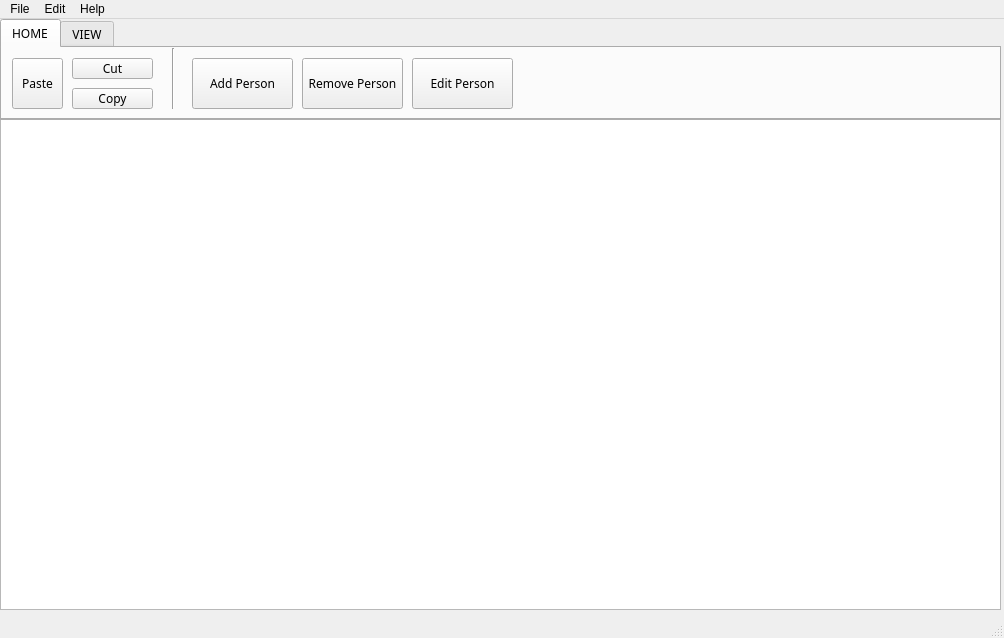
Old version of the form angena.ui in the repository Michaelis105/Angena.
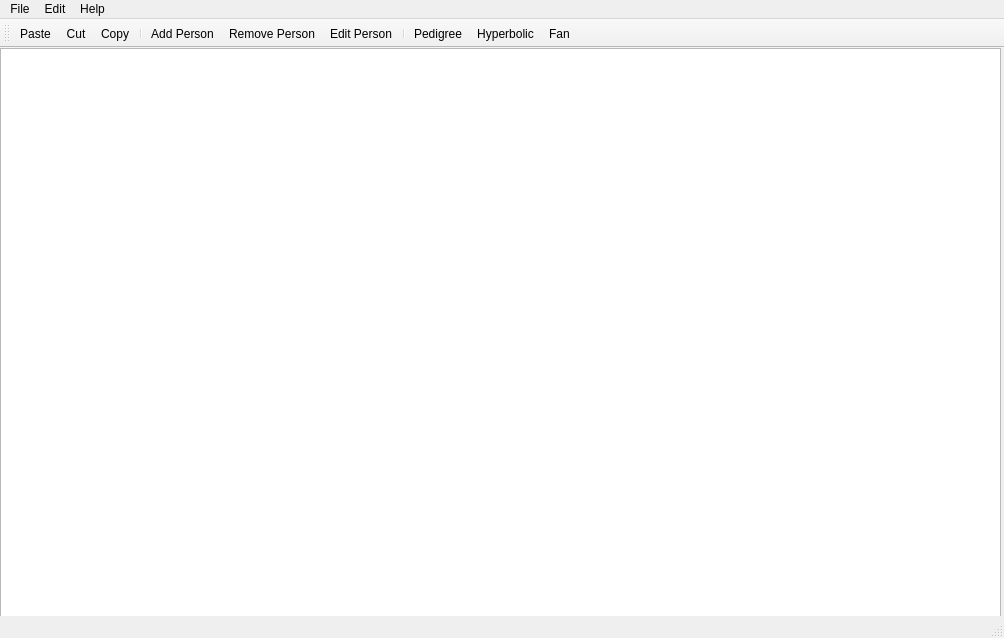
New version of the form.

Commit message: Replaced "node" object with "person_node" object. Included additional design details. Removed the ribbon tool bar and moved tool buttons to tool bar.

What changed in the file:
```diff
--- a/angena.ui
+++ b/angena.ui
@@ -24,238 +24,11 @@
     <property name="geometry">
      <rect>
       <x>0</x>
-      <y>100</y>
-      <width>1001</width>
-      <height>491</height>
-     </rect>
-    </property>
-   </widget>
-   <widget class="QTabWidget" name="tabWidget">
-    <property name="geometry">
-     <rect>
-      <x>0</x>
       <y>0</y>
       <width>1001</width>
-      <height>101</height>
+      <height>591</height>
      </rect>
     </property>
-    <property name="font">
-     <font>
-      <family>Rockwell</family>
-      <pointsize>9</pointsize>
-     </font>
-    </property>
-    <property name="currentIndex">
-     <number>0</number>
-    </property>
-    <widget class="QWidget" name="home_tab_4">
-     <attribute name="title">
-      <string>HOME</string>
-     </attribute>
-     <widget class="QToolButton" name="add_person_tool_button">
-      <property name="geometry">
-       <rect>
-        <x>190</x>
-        <y>10</y>
-        <width>101</width>
-        <height>51</height>
-       </rect>
-      </property>
-      <property name="cursor">
-       <cursorShape>ArrowCursor</cursorShape>
-      </property>
-      <property name="text">
-       <string>Add Person</string>
-      </property>
-      <property name="toolButtonStyle">
-       <enum>Qt::ToolButtonTextUnderIcon</enum>
-      </property>
-     </widget>
-     <widget class="QToolButton" name="remove_person_tool_button">
-      <property name="geometry">
-       <rect>
-        <x>300</x>
-        <y>10</y>
-        <width>101</width>
-        <height>51</height>
-       </rect>
-      </property>
-      <property name="cursor">
-       <cursorShape>ArrowCursor</cursorShape>
-      </property>
-      <property name="text">
-       <string>Remove Person</string>
-      </property>
-      <property name="toolButtonStyle">
-       <enum>Qt::ToolButtonTextUnderIcon</enum>
-      </property>
-     </widget>
-     <widget class="QToolButton" name="edit_person_tool_button">
-      <property name="geometry">
-       <rect>
-        <x>410</x>
-        <y>10</y>
-        <width>101</width>
-        <height>51</height>
-       </rect>
-      </property>
-      <property name="cursor">
-       <cursorShape>ArrowCursor</cursorShape>
-      </property>
-      <property name="text">
-       <string>Edit Person</string>
-      </property>
-      <property name="toolButtonStyle">
-       <enum>Qt::ToolButtonTextUnderIcon</enum>
-      </property>
-     </widget>
-     <widget class="Line" name="line">
-      <property name="geometry">
-       <rect>
-        <x>170</x>
-        <y>0</y>
-        <width>3</width>
-        <height>61</height>
-       </rect>
-      </property>
-      <property name="orientation">
-       <enum>Qt::Vertical</enum>
-      </property>
-     </widget>
-     <widget class="QToolButton" name="toolButton">
-      <property name="geometry">
-       <rect>
-        <x>70</x>
-        <y>10</y>
-        <width>81</width>
-        <height>21</height>
-       </rect>
-      </property>
-      <property name="text">
-       <string>Cut</string>
-      </property>
-     </widget>
-     <widget class="QToolButton" name="toolButton_2">
-      <property name="geometry">
-       <rect>
-        <x>70</x>
-        <y>40</y>
-        <width>81</width>
-        <height>21</height>
-       </rect>
-      </property>
-      <property name="text">
-       <string>Copy</string>
-      </property>
-     </widget>
-     <widget class="QToolButton" name="toolButton_3">
-      <property name="geometry">
-       <rect>
-        <x>10</x>
-        <y>10</y>
-        <width>51</width>
-        <height>51</height>
-       </rect>
-      </property>
-      <property name="text">
-       <string>Paste</string>
-      </property>
-     </widget>
-    </widget>
-    <widget class="QWidget" name="view_tab_4">
-     <attribute name="title">
-      <string>VIEW</string>
-     </attribute>
-     <widget class="QToolButton" name="pedigree_tool_button">
-      <property name="geometry">
-       <rect>
-        <x>150</x>
-        <y>10</y>
-        <width>101</width>
-        <height>51</height>
-       </rect>
-      </property>
-      <property name="cursor">
-       <cursorShape>ArrowCursor</cursorShape>
-      </property>
-      <property name="text">
-       <string>Pedigree</string>
-      </property>
-      <property name="toolButtonStyle">
-       <enum>Qt::ToolButtonTextUnderIcon</enum>
-      </property>
-     </widget>
-     <widget class="QToolButton" name="hyperbolic_tool_button">
-      <property name="geometry">
-       <rect>
-        <x>260</x>
-        <y>10</y>
-        <width>101</width>
-        <height>51</height>
-       </rect>
-      </property>
-      <property name="cursor">
-       <cursorShape>ArrowCursor</cursorShape>
-      </property>
-      <property name="text">
-       <string>Hyperbolic</string>
-      </property>
-      <property name="toolButtonStyle">
-       <enum>Qt::ToolButtonTextUnderIcon</enum>
-      </property>
-     </widget>
-     <widget class="QToolButton" name="fan_tool_button">
-      <property name="geometry">
-       <rect>
-        <x>370</x>
-        <y>10</y>
-        <width>101</width>
-        <height>51</height>
-       </rect>
-      </property>
-      <property name="cursor">
-       <cursorShape>ArrowCursor</cursorShape>
-      </property>
-      <property name="text">
-       <string>Fan</string>
-      </property>
-      <property name="toolButtonStyle">
-       <enum>Qt::ToolButtonTextUnderIcon</enum>
-      </property>
-     </widget>
-     <widget class="QToolButton" name="full_screen_tool_button">
-      <property name="geometry">
-       <rect>
-        <x>10</x>
-        <y>10</y>
-        <width>101</width>
-        <height>51</height>
-       </rect>
-      </property>
-      <property name="cursor">
-       <cursorShape>ArrowCursor</cursorShape>
-      </property>
-      <property name="text">
-       <string>Full Screen</string>
-      </property>
-      <property name="toolButtonStyle">
-       <enum>Qt::ToolButtonTextUnderIcon</enum>
-      </property>
-     </widget>
-     <widget class="Line" name="line_2">
-      <property name="geometry">
-       <rect>
-        <x>130</x>
-        <y>10</y>
-        <width>3</width>
-        <height>61</height>
-       </rect>
-      </property>
-      <property name="orientation">
-       <enum>Qt::Vertical</enum>
-      </property>
-     </widget>
-    </widget>
    </widget>
   </widget>
   <widget class="QMenuBar" name="menuBar">
@@ -303,6 +76,28 @@
    <addaction name="menuHelp"/>
   </widget>
   <widget class="QStatusBar" name="statusBar"/>
+  <widget class="QToolBar" name="toolBar">
+   <property name="windowTitle">
+    <string>toolBar</string>
+   </property>
+   <attribute name="toolBarArea">
+    <enum>TopToolBarArea</enum>
+   </attribute>
+   <attribute name="toolBarBreak">
+    <bool>true</bool>
+   </attribute>
+   <addaction name="actionPaste"/>
+   <addaction name="actionCut"/>
+   <addaction name="actionCopy"/>
+   <addaction name="separator"/>
+   <addaction name="actionAdd_Person"/>
+   <addaction name="actionRemove_Person"/>
+   <addaction name="actionEdit_Person"/>
+   <addaction name="separator"/>
+   <addaction name="actionPedigree"/>
+   <addaction name="actionHyperbolic"/>
+   <addaction name="actionFan"/>
+  </widget>
   <action name="actionNew">
    <property name="text">
     <string>New</string>
@@ -373,6 +168,41 @@
     <string>Paste</string>
    </property>
   </action>
+  <action name="actionAdd_Person">
+   <property name="text">
+    <string>Add Person</string>
+   </property>
+  </action>
+  <action name="actionRemove_Person">
+   <property name="text">
+    <string>Remove Person</string>
+   </property>
+  </action>
+  <action name="actionEdit_Person">
+   <property name="text">
+    <string>Edit Person</string>
+   </property>
+  </action>
+  <action name="actionPedigree">
+   <property name="text">
+    <string>Pedigree</string>
+   </property>
+  </action>
+  <action name="actionHyperbolic">
+   <property name="text">
+    <string>Hyperbolic</string>
+   </property>
+  </action>
+  <action name="actionFan">
+   <property name="text">
+    <string>Fan</string>
+   </property>
+  </action>
+  <action name="actionPreferences">
+   <property name="text">
+    <string>Preferences</string>
+   </property>
+  </action>
  </widget>
  <layoutdefault spacing="6" margin="11"/>
  <resources/>
```
Left out of the diff: 1 changed line with no effect on the pictures. The commit also changes 13 other files.
